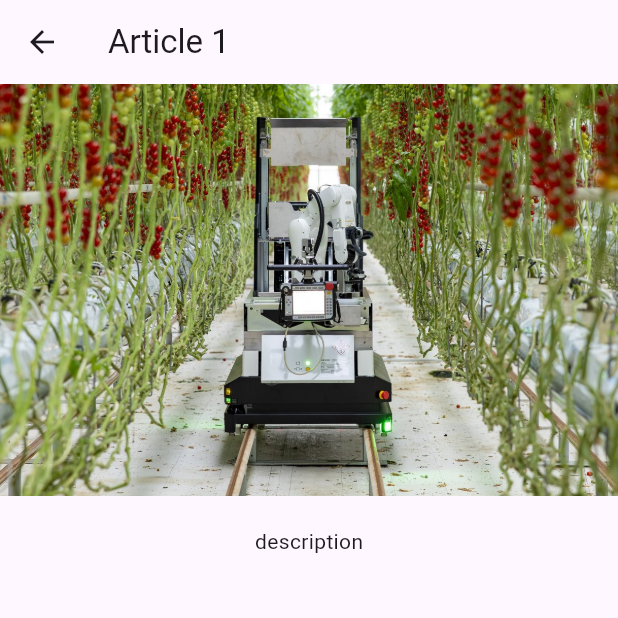
After one commit to justinlu3939/denso-flutter-project, a Flutter app: the HeroDetails screen opened directly with sample values from the repository, on a phone screen of 412 x 824 dp, the top half of it. The commit adds this screen. Run offline on Flutter 3.47's test engine with Material 3 defaults, Android fonts, the phone set to English and light mode, and no system bars; our stand-ins replace animated_splash_screen, carousel_slider, page_transition, smooth_page_indicator, webview_flutter.

Commit message:
got rid of debug tag, added a hero animation, hero_details page

```diff
--- /dev/null
+++ b/lib/hero_details.dart
@@ -0,0 +1,28 @@
+import 'package:flutter/material.dart';
+import 'package:my_app/components/data.dart';
+
+class HeroDetails extends StatelessWidget{
+  final DataModel dataList;
+  const HeroDetails ({super.key, required this.dataList});
+
+  @override
+  Widget build(BuildContext context) {
+    return Scaffold(
+      appBar: AppBar(
+        title: Text(dataList.title),
+      ),
+
+      body: Hero(
+        tag: dataList.imageName,
+        child: Column(
+          children: [
+            Image.asset(dataList.imageName),
+            const SizedBox(height: 20),
+            Text(dataList.description),
+          ],
+        ),
+        ),
+    );
+
+  }
+}
--- a/lib/main.dart
+++ b/lib/main.dart
@@ -59,6 +59,7 @@ class MyApp extends StatelessWidget {
         builder: (context) {
           final themeModel = Provider.of<ThemeModel>(context);
           return MaterialApp(
+            debugShowCheckedModeBanner: false,
             title: 'Flutter Demo',
             theme: ThemeData.light(),
             darkTheme: ThemeData.dark(),
```
Also changed, not shown: lib/Homepage.dart (+8 -3 lines).
